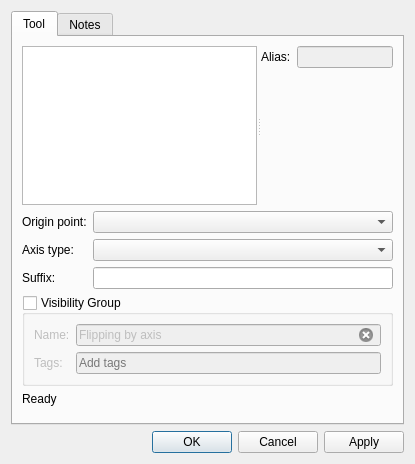
Old version of the form src/libs/vtools/dialogs/tools/dialogflippingbyaxis.ui in the repository dismine/valentina.
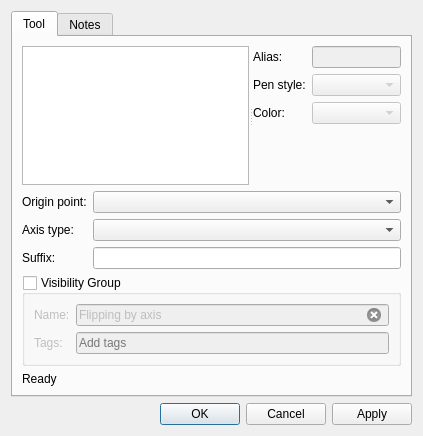
New version of the form. Icons and pictures are not drawn. Custom widgets are drawn as their Qt base class.

Commit message: Independent pen style and color after a group operation.

```diff
--- a/src/libs/vtools/dialogs/tools/dialogflippingbyaxis.ui
+++ b/src/libs/vtools/dialogs/tools/dialogflippingbyaxis.ui
@@ -6,8 +6,8 @@
    <rect>
     <x>0</x>
     <y>0</y>
-    <width>415</width>
-    <height>464</height>
+    <width>423</width>
+    <height>436</height>
    </rect>
   </property>
   <property name="windowTitle">
@@ -53,6 +53,58 @@
              </property>
             </widget>
            </item>
+           <item row="1" column="0">
+            <widget class="QLabel" name="label_7">
+             <property name="text">
+              <string>Pen style:</string>
+             </property>
+            </widget>
+           </item>
+           <item row="1" column="1">
+            <widget class="QComboBox" name="comboBoxPenStyle">
+             <property name="enabled">
+              <bool>false</bool>
+             </property>
+             <property name="minimumSize">
+              <size>
+               <width>80</width>
+               <height>0</height>
+              </size>
+             </property>
+             <property name="maximumSize">
+              <size>
+               <width>110</width>
+               <height>16777215</height>
+              </size>
+             </property>
+             <property name="iconSize">
+              <size>
+               <width>80</width>
+               <height>14</height>
+              </size>
+             </property>
+            </widget>
+           </item>
+           <item row="2" column="0">
+            <widget class="QLabel" name="label_6">
+             <property name="text">
+              <string>Color:</string>
+             </property>
+            </widget>
+           </item>
+           <item row="2" column="1">
+            <widget class="QComboBox" name="comboBoxColor">
+             <property name="enabled">
+              <bool>false</bool>
+             </property>
+             <property name="sizePolicy">
+              <sizepolicy hsizetype="Preferred" vsizetype="Preferred">
+               <horstretch>0</horstretch>
+               <verstretch>0</verstretch>
+              </sizepolicy>
+             </property>
+            </widget>
+           </item>
           </layout>
          </widget>
         </widget>
```
Left out of the diff: 6 changed lines with no effect on the pictures. The commit also changes 28 other files.
